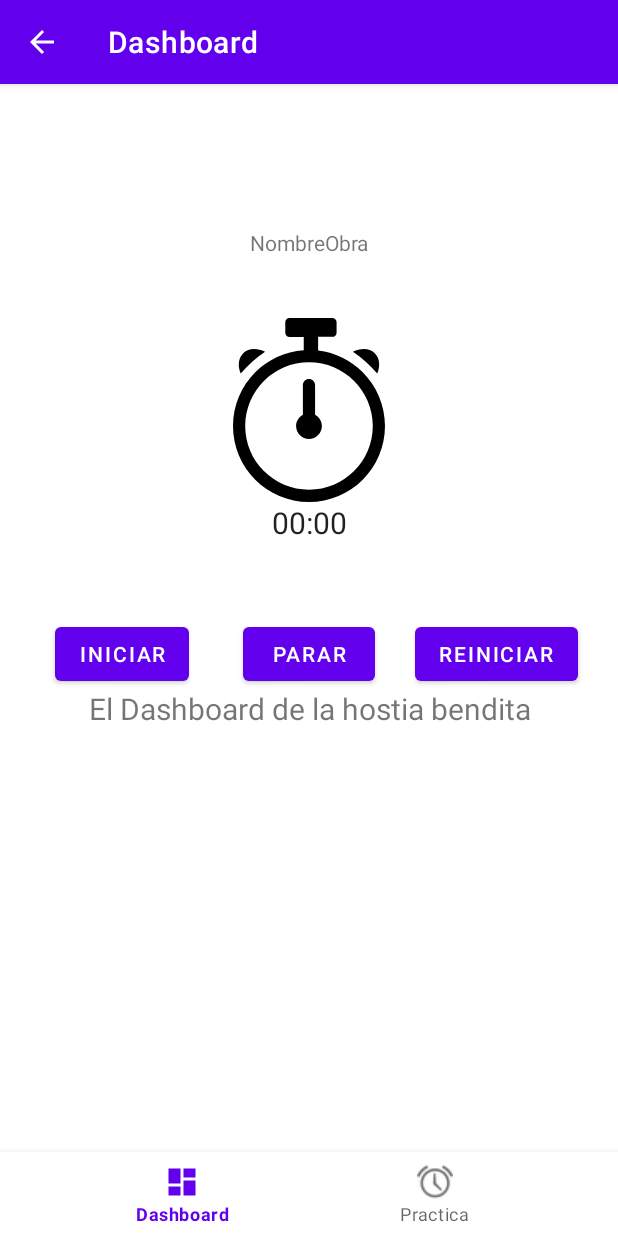
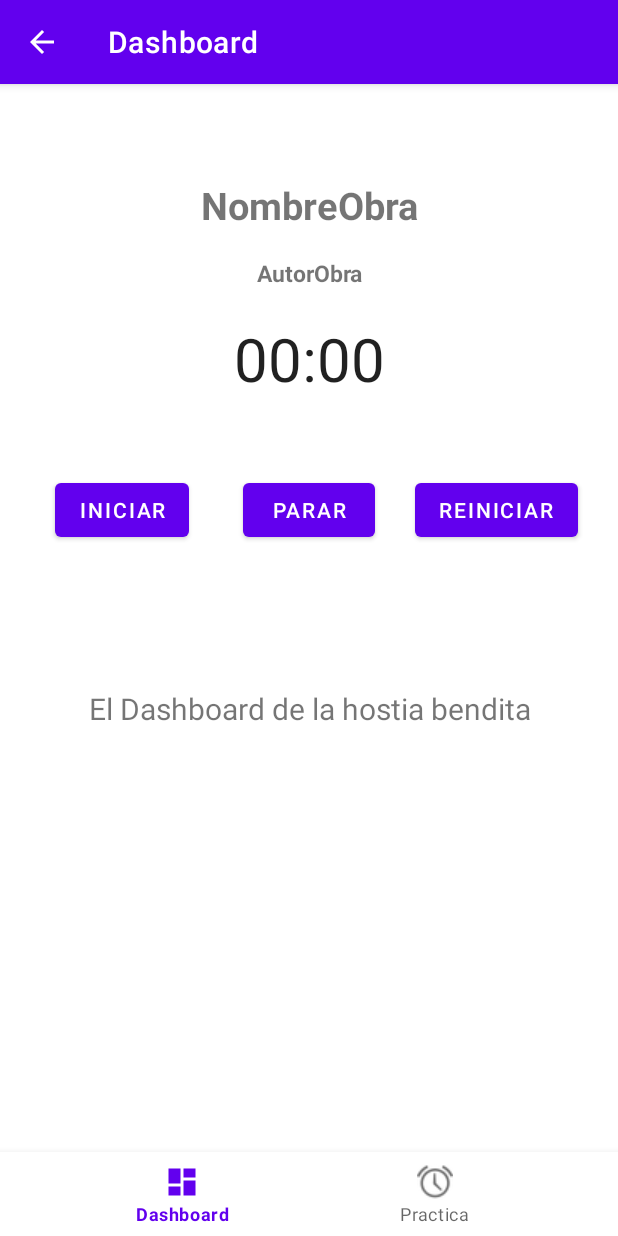
Before and after one commit to jlgallego99/AndroidPracticeTracker, an Android app: the fragment ObraDetalleFragment placed in its activity, on a phone screen of 412 x 824 dp. Run offline under Robolectric (Android 15) with nearby library versions, the phone set to English and light mode, and no system bars; our stand-ins replace navigation-ui; 3 statements that could not run were skipped.

Commit message:
Ajustes visuales

```diff
--- a/app/src/main/java/com/example/androidpracticetracker/ui/practica/ObraDetalleFragment.java
+++ b/app/src/main/java/com/example/androidpracticetracker/ui/practica/ObraDetalleFragment.java
@@ -23,7 +23,7 @@ public class ObraDetalleFragment extends Fragment {
     private boolean stopped;    // Indica si el cronómetro está parado o no
     private long offset;        // Tiempo que lleva parado el cronómetro
 
-    private TextView texto;
+    private TextView textoAutor, textoNombre;
     private FragmentObraDetalleBinding binding;
 
     public ObraDetalleFragment() {
@@ -98,8 +98,11 @@ public class ObraDetalleFragment extends Fragment {
             }
         });
 
-        texto = root.findViewById(R.id.textoObra);
-        texto.setText(getArguments().getParcelable("obra").toString());
+        Obra o = getArguments().getParcelable("obra");
+        textoAutor = root.findViewById(R.id.textoAutor);
+        textoNombre = root.findViewById(R.id.textoNombre);
+        textoAutor.setText(o.getAutor());
+        textoNombre.setText(o.getNombre());
 
         return root;
     }
--- a/app/src/main/java/com/example/androidpracticetracker/ui/practica/PracticaFragment.java
+++ b/app/src/main/java/com/example/androidpracticetracker/ui/practica/PracticaFragment.java
@@ -66,7 +66,7 @@ public class PracticaFragment extends ListFragment implements AdapterView.OnItem
         if (obras != null) {
             for (int i = 0; i < obras.length; i++) {
                 Obra o = obras[i];
-                listaObras.add(o.getNombre() + " " + o.getAutor() + " " + o.getEtiquetas());
+                listaObras.add(o.getNombre());
             }
 
             adapter = new ArrayAdapter<String>(getActivity(), R.layout.item_lista, listaObras);
--- a/app/src/main/res/layout/fragment_obra_detalle.xml
+++ b/app/src/main/res/layout/fragment_obra_detalle.xml
@@ -8,12 +8,28 @@
     tools:context=".ui.practica.ObraDetalleFragment">
 
     <TextView
-        android:id="@+id/textoObra"
+        android:id="@+id/textoNombre"
         android:layout_width="0dp"
         android:layout_height="0dp"
         android:gravity="center"
         android:text="NombreObra"
-        android:textFontWeight="@integer/material_motion_duration_medium_2"
+        android:textSize="25dp"
+        android:textStyle="bold"
+        app:layout_constraintBottom_toTopOf="@+id/textoAutor"
+        app:layout_constraintEnd_toEndOf="parent"
+        app:layout_constraintStart_toStartOf="parent"
+        app:layout_constraintTop_toTopOf="parent" />
+
+    <TextView
+        android:id="@+id/textoAutor"
+        android:layout_width="0dp"
+        android:layout_height="0dp"
+        android:layout_marginTop="50dp"
+        android:layout_marginBottom="10dp"
+        android:gravity="center"
+        android:text="AutorObra"
+        android:textSize="15dp"
+        android:textStyle="bold"
         app:layout_constraintBottom_toTopOf="@+id/simpleChronometer"
         app:layout_constraintEnd_toEndOf="parent"
         app:layout_constraintStart_toStartOf="parent"
@@ -24,9 +40,8 @@
         android:layout_width="wrap_content"
         android:layout_height="wrap_content"
         android:layout_marginTop="100dp"
-        android:drawableTop="@drawable/timer"
         android:gravity="center"
-        android:textSize="20sp"
+        android:textSize="40dp"
         app:layout_constraintEnd_toEndOf="parent"
         app:layout_constraintStart_toStartOf="parent"
         app:layout_constraintTop_toTopOf="parent" />
```
Also changed, not shown: app/src/main/java/com/example/androidpracticetracker/ui/practica/Obra.java (+13 -1 lines).
